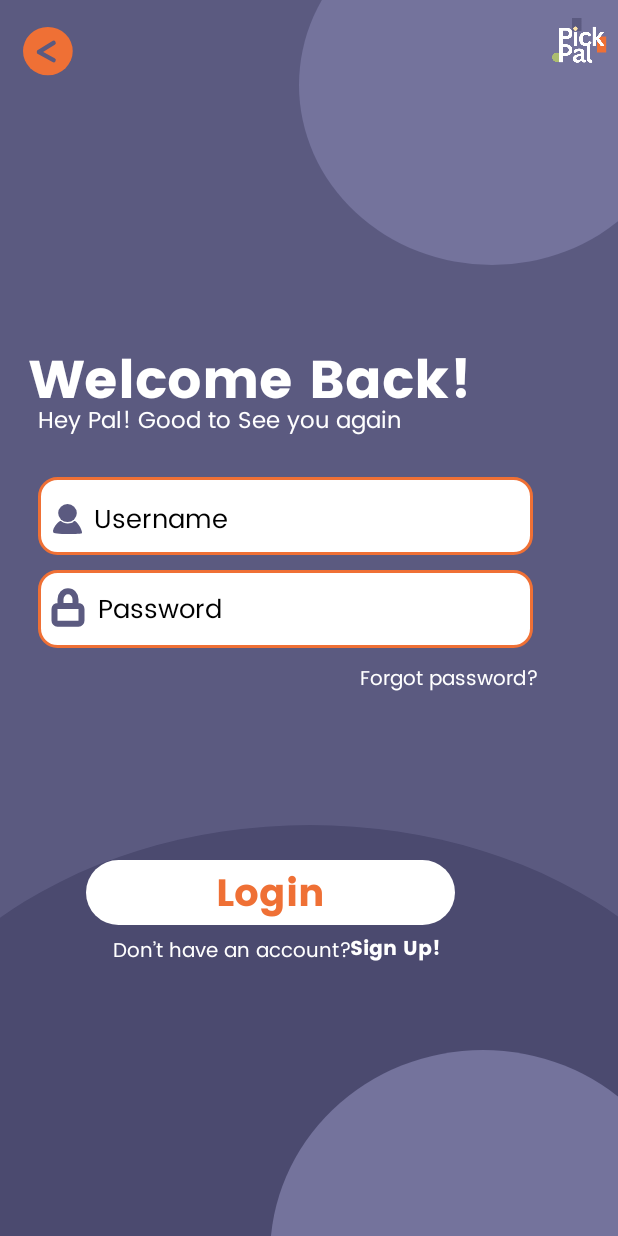
After one commit to abigailwonggg/PickPal, an Android app: the LoginScreen screen opened directly, with no data from a screen before it, on a phone screen of 412 x 824 dp. The commit adds this screen. Run offline under Robolectric (Android 15) with nearby library versions, the phone set to English and light mode, and no system bars.

Commit message:
create login screen.Login button in ws functional.

```diff
--- a/app/src/main/AndroidManifest.xml
+++ b/app/src/main/AndroidManifest.xml
@@ -22,8 +22,9 @@
             </intent-filter>
         </activity>
 
-
-
+        <activity
+            android:name=".LoginScreen"
+            android:exported="false" />
     </application>
 
 </manifest>
--- /dev/null
+++ b/app/src/main/java/com/mobdeve/s17/AAAJATTERY/PickPal/LoginScreen.java
@@ -0,0 +1,29 @@
+package com.mobdeve.s17.AAAJATTERY.PickPal;
+
+import android.os.Bundle;
+import android.view.View;
+import android.widget.ImageView;
+
+public class LoginScreen extends MainActivity {
+    @Override
+    protected void onCreate(Bundle savedInstanceState) {
+        super.onCreate(savedInstanceState);
+        setContentView(R.layout.container_login);
+
+        // Find the back button by its ID
+        ImageView backButton = findViewById(R.id.img_back_button);
+
+        // Set an OnClickListener to the back button
+        backButton.setOnClickListener(new View.OnClickListener() {
+            @Override
+            public void onClick(View v) {
+                finish();
+            }
+        });
+    }
+
+    @Override
+    protected void onViewCreated() {
+        // Additional view setup can go here if needed
+    }
+}
--- a/app/src/main/java/com/mobdeve/s17/AAAJATTERY/PickPal/WelcomeScreen.java
+++ b/app/src/main/java/com/mobdeve/s17/AAAJATTERY/PickPal/WelcomeScreen.java
@@ -1,23 +1,32 @@
 package com.mobdeve.s17.AAAJATTERY.PickPal;
 
+import android.content.Intent;
 import android.os.Bundle;
+import android.view.View;
+import android.widget.LinearLayout;
 
-
-public class WelcomeScreen  extends MainActivity {
+public class WelcomeScreen extends MainActivity {
     @Override
     protected void onCreate(Bundle savedInstanceState) {
+        super.onCreate(savedInstanceState);
+        setContentView(R.layout.container_welcome_screen);
 
-        super.onCreate(savedInstanceState);
+        // Find the FrameLayout by its ID
+        LinearLayout loginButton = findViewById(R.id.container_login_button);
+
+        // Set an OnClickListener to the login button
+        loginButton.setOnClickListener(new View.OnClickListener() {
+            @Override
+            public void onClick(View v) {
+                // Start the LoginScreen activity
+                Intent intent = new Intent(WelcomeScreen.this, LoginScreen.class);
+                startActivity(intent);
+            }
+        });
+
     }
 
     @Override
     protected void onViewCreated() {
-
-    }
-
-
-    private int dp2px(double dpValue) {
-        final float scale = getResources().getDisplayMetrics().density;
-        return (int) (dpValue * scale + 0.5f);
     }
 }
--- /dev/null
+++ b/app/src/main/res/drawable/container_email_address_box.xml
@@ -0,0 +1,6 @@
+<?xml version="1.0" encoding="utf-8"?>
+
+<shape xmlns:android="http://schemas.android.com/apk/res/android"
+  android:shape="rectangle">
+    <corners android:radius="12dp" />
+</shape>
--- /dev/null
+++ b/app/src/main/res/drawable/container_group2.xml
@@ -0,0 +1,6 @@
+<?xml version="1.0" encoding="utf-8"?>
+
+<shape xmlns:android="http://schemas.android.com/apk/res/android"
+  android:shape="rectangle">
+    <corners android:radius="12dp" />
+</shape>
--- /dev/null
+++ b/app/src/main/res/drawable/container_group3.xml
@@ -0,0 +1,6 @@
+<?xml version="1.0" encoding="utf-8"?>
+
+<shape xmlns:android="http://schemas.android.com/apk/res/android"
+  android:shape="rectangle">
+    <corners android:radius="25dp" />
+</shape>
--- /dev/null
+++ b/app/src/main/res/drawable/container_login.xml
@@ -0,0 +1,6 @@
+<?xml version="1.0" encoding="utf-8"?>
+
+<shape xmlns:android="http://schemas.android.com/apk/res/android"
+  android:shape="rectangle">
+    <solid android:color="#FF5B5A80" />
+</shape>
--- /dev/null
+++ b/app/src/main/res/drawable/container_password_box.xml
@@ -0,0 +1,6 @@
+<?xml version="1.0" encoding="utf-8"?>
+
+<shape xmlns:android="http://schemas.android.com/apk/res/android"
+  android:shape="rectangle">
+    <corners android:radius="12dp" />
+</shape>
--- /dev/null
+++ b/app/src/main/res/drawable/img_back_button.xml
@@ -0,0 +1,5 @@
+<vector xmlns:android="http://schemas.android.com/apk/res/android" android:width="35.00dp" android:height="34.00dp" android:viewportWidth="35" android:viewportHeight="34">
+    <path android:fillColor="#FFEF7035" android:pathData="M17.07 0a17.07 16.73 0 1 0 0 33.46 17.07 16.73 0 1 0 0-33.46z"/>
+    <path android:strokeColor="#FF5B5A80" android:strokeWidth="3" android:strokeLineCap="round" android:pathData="M11 17.24L21 11"/>
+    <path android:strokeColor="#FF5B5A80" android:strokeWidth="3" android:strokeLineCap="round" android:pathData="M11 17.5L21 23"/>
+</vector>
--- /dev/null
+++ b/app/src/main/res/drawable/img_ellipse1.xml
@@ -0,0 +1,6 @@
+<?xml version="1.0" encoding="utf-8"?>
+
+<shape xmlns:android="http://schemas.android.com/apk/res/android"
+  android:shape="oval">
+    <solid android:color="#FF74739C" /><corners android:radius="128.5dp" />
+</shape>
--- /dev/null
+++ b/app/src/main/res/drawable/img_ellipse2.xml
@@ -0,0 +1,6 @@
+<?xml version="1.0" encoding="utf-8"?>
+
+<shape xmlns:android="http://schemas.android.com/apk/res/android"
+  android:shape="oval">
+    <solid android:color="#FF4B4A6F" /><corners android:radius="265dp" />
+</shape>
--- /dev/null
+++ b/app/src/main/res/drawable/img_ellipse3.xml
@@ -0,0 +1,6 @@
+<?xml version="1.0" encoding="utf-8"?>
+
+<shape xmlns:android="http://schemas.android.com/apk/res/android"
+  android:shape="oval">
+    <solid android:color="#FF74739C" /><corners android:radius="142dp" />
+</shape>
--- /dev/null
+++ b/app/src/main/res/drawable/img_email_address_box.xml
@@ -0,0 +1,6 @@
+<?xml version="1.0" encoding="utf-8"?>
+
+<shape xmlns:android="http://schemas.android.com/apk/res/android"
+  android:shape="rectangle">
+    <solid android:color="#FFFFFFFF" /><stroke android:width="2dp" android:color="#FFEF7035" /><corners android:radius="12dp" />
+</shape>
--- /dev/null
+++ b/app/src/main/res/drawable/img_password_box.xml
@@ -0,0 +1,6 @@
+<?xml version="1.0" encoding="utf-8"?>
+
+<shape xmlns:android="http://schemas.android.com/apk/res/android"
+  android:shape="rectangle">
+    <solid android:color="#FFFFFFFF" /><stroke android:width="2dp" android:color="#FFEF7035" /><corners android:radius="12dp" />
+</shape>
--- /dev/null
+++ b/app/src/main/res/drawable/img_rectangle.xml
@@ -0,0 +1,6 @@
+<?xml version="1.0" encoding="utf-8"?>
+
+<shape xmlns:android="http://schemas.android.com/apk/res/android"
+  android:shape="rectangle">
+    <solid android:color="#FFFFFFFF" /><corners android:radius="25dp" />
+</shape>
--- /dev/null
+++ b/app/src/main/res/drawable/img_user_icon.xml
@@ -0,0 +1,4 @@
+<vector xmlns:android="http://schemas.android.com/apk/res/android" android:width="19.00dp" android:height="20.00dp" android:viewportWidth="19" android:viewportHeight="20">
+    <path android:fillColor="#FF5B5A80" android:pathData="M13.48 11.63c-1.5 2.04-7.03 1.46-8.05-0.05-1.01-1.51-4.65 3.58-5.08 5.03-0.42 1.46-0.5 1.51 0 2.52 0.5 1 16.18 1.06 18.21 0.56 2.04-0.5-3.59-10.1-5.08-8.06Z"/>
+    <path android:fillColor="#FF5B5A80" android:pathData="M9.5 0a6.1 6.04 0 1 0 0 12.08A6.1 6.04 0 1 0 9.5 0z"/>
+</vector>
--- /dev/null
+++ b/app/src/main/res/drawable/lock_icon.xml
@@ -0,0 +1,3 @@
+<vector xmlns:android="http://schemas.android.com/apk/res/android" android:width="24.00dp" android:height="26.00dp" android:viewportWidth="24" android:viewportHeight="26">
+    <path android:strokeColor="#FF5B5A80" android:strokeWidth="4" android:strokeLineCap="round" android:strokeLineJoin="round" android:pathData="M7 11.92V7.58c0-1.43 0.53-2.81 1.46-3.83C9.4 2.74 10.67 2.17 12 2.17s2.6 0.57 3.54 1.58C16.47 4.77 17 6.15 17 7.58v4.34m-12 0h14c1.1 0 2 0.97 2 2.16v7.59c0 1.2-0.9 2.16-2 2.16H5c-1.1 0-2-0.97-2-2.16v-7.59c0-1.2 0.9-2.16 2-2.16Z"/>
+</vector>
--- /dev/null
+++ b/app/src/main/res/layout/container_login.xml
@@ -0,0 +1,290 @@
+<?xml version="1.0" encoding="utf-8"?>
+
+<FrameLayout
+    xmlns:android="http://schemas.android.com/apk/res/android"
+    xmlns:app="http://schemas.android.com/apk/res-auto"
+    xmlns:tools="http://schemas.android.com/tools"
+    android:id="@+id/container_login"
+    android:layout_width="match_parent"
+    android:layout_height="match_parent"
+    android:background="@drawable/container_login">
+
+    <!-- Ellipses on the bg -->
+    <ImageView
+        android:id="@+id/img_ellipse1"
+        android:layout_width="257dp"
+        android:layout_height="240dp"
+        android:layout_marginLeft="199dp"
+        android:layout_marginTop="-63dp"
+        android:layout_gravity="top|left"
+        android:background="@drawable/img_ellipse1"
+        android:scaleType="centerInside" />
+
+    <ImageView
+        android:id="@+id/img_ellipse2"
+        android:layout_width="600dp"
+        android:layout_height="450dp"
+        android:layout_marginLeft="-93dp"
+        android:layout_marginTop="550dp"
+        android:layout_gravity="top|left"
+        android:background="@drawable/img_ellipse2"
+        android:scaleType="centerInside" />
+
+    <ImageView
+        android:id="@+id/img_ellipse3"
+        android:layout_width="284dp"
+        android:layout_height="273dp"
+        android:layout_marginLeft="180dp"
+        android:layout_marginTop="700dp"
+        android:layout_gravity="top|left"
+        android:background="@drawable/img_ellipse3"
+        android:scaleType="centerInside" />
+
+    <!-- PickPal Logo  -->
+    <ImageView
+        android:id="@+id/image_pick_pal_logo"
+        android:layout_width="55dp"
+        android:layout_height="55dp"
+        android:layout_gravity="left"
+        android:layout_marginLeft="360dp"
+        android:layout_marginTop="2dp"
+        android:layout_marginBottom="729dp"
+        android:scaleType="centerInside"
+        android:src="@drawable/pickpal_logo" />
+
+    <!--back button-->
+    <ImageView
+        android:id="@+id/img_back_button"
+        android:layout_width="34.13dp"
+        android:layout_height="33.45dp"
+        android:layout_marginLeft="15dp"
+        android:layout_marginTop="18dp"
+        android:layout_gravity="top|left"
+        android:scaleType="centerInside"
+        android:src="@drawable/img_back_button" />
+    <!-- Welcome Back Text -->
+    <TextView
+        android:id="@+id/txt_welcome_back"
+        android:layout_width="match_parent"
+        android:layout_height="58dp"
+        android:layout_marginLeft="19dp"
+        android:layout_marginTop="224dp"
+        android:layout_marginBottom="518dp"
+        android:gravity="left|center_vertical"
+        android:includeFontPadding="false"
+        android:maxLines="1"
+        android:singleLine="true"
+        android:text="Welcome Back!"
+        android:fontFamily="@font/poppins_bold"
+        android:textColor="#FFFFFFFF"
+        android:textSize="35dp" />
+
+    <TextView
+        android:id="@+id/txt_hey_pal"
+        android:layout_width="wrap_content"
+        android:layout_height="40dp"
+        android:layout_marginLeft="25dp"
+        android:layout_marginTop="260dp"
+        android:layout_gravity="top|left"
+        android:gravity="left|center_vertical"
+        android:includeFontPadding="false"
+        android:lineHeight="40dp"
+        android:maxLines="1"
+        android:text="Hey Pal! Good to See you again"
+        android:fontFamily="@font/poppins_regular"
+        android:textColor="#FFFFFFFF"
+        android:textSize="15dp" />
+
+    <!-- Forgot Password Text -->
+    <TextView
+        android:id="@+id/txt_forgot_password"
+        android:layout_width="wrap_content"
+        android:layout_height="40dp"
+        android:layout_marginLeft="240dp"
+        android:layout_marginTop="432dp"
+        android:layout_gravity="top|left"
+        android:gravity="left|center_vertical"
+        android:includeFontPadding="false"
+        android:lineHeight="40dp"
+        android:maxLines="1"
+        android:text="Forgot password?"
+        android:fontFamily="@font/poppins_regular"
+        android:textColor="#FFFFFFFF"
+        android:textSize="13dp" />
+
+    <!-- Sign Up -->
+    <TextView
+        android:id="@+id/txt_dont_have_account"
+        android:layout_width="wrap_content"
+        android:layout_height="40dp"
+        android:layout_marginLeft="75dp"
+        android:layout_marginTop="613dp"
+        android:layout_gravity="top|left"
+        android:gravity="left|center_vertical"
+        android:includeFontPadding="false"
+        android:lineHeight="40dp"
+        android:maxLines="1"
+        android:text="Don’t have an account? "
+        android:fontFamily="@font/poppins_regular"
+        android:textColor="#FFFFFFFF"
+        android:textSize="13dp" />
+
+    <TextView
+        android:id="@+id/txt_sign_up"
+        android:layout_width="wrap_content"
+        android:layout_height="40dp"
+        android:layout_marginLeft="233dp"
+        android:layout_marginTop="612dp"
+        android:layout_gravity="top|left"
+        android:gravity="left|center_vertical"
+        android:includeFontPadding="false"
+        android:lineHeight="40dp"
+        android:maxLines="1"
+        android:text="Sign Up!"
+        android:fontFamily="@font/poppins_bold"
+        android:textColor="#FFFFFFFF"
+        android:textSize="13dp" />
+
+    <!-- Username Input -->
+    <FrameLayout
+        android:id="@+id/container_username_input"
+        android:layout_width="330.12dp"
+        android:layout_height="52.17dp"
+        android:layout_marginLeft="25dp"
+        android:layout_marginTop="318dp"
+        android:layout_gravity="top|left">
+
+        <FrameLayout
+            android:id="@+id/container_email_address_box"
+            android:layout_width="match_parent"
+            android:layout_height="match_parent"
+            android:background="@drawable/container_email_address_box">
+
+            <ImageView
+                android:id="@+id/img_email_address_box"
+                android:layout_width="match_parent"
+                android:layout_height="match_parent"
+                android:background="@drawable/img_email_address_box"
+                android:scaleType="centerCrop" />
+
+            <TextView
+                android:id="@+id/txt_username"
+                android:layout_width="wrap_content"
+                android:layout_height="26dp"
+                android:layout_marginLeft="37dp"
+                android:layout_marginTop="15dp"
+                android:layout_marginBottom="11.17dp"
+                android:layout_gravity="left"
+                android:gravity="center_horizontal|center_vertical"
+                android:includeFontPadding="false"
+                android:maxLines="1"
+                android:singleLine="true"
+                android:text="Username"
+                android:fontFamily="@font/poppins_regular"
+                android:textColor="#FF000000"
+                android:textSize="17dp" />
+        </FrameLayout>
+
+        <ImageView
+            android:id="@+id/img_user_icon"
+            android:layout_width="19dp"
+            android:layout_height="20dp"
+            android:layout_marginLeft="10dp"
+            android:layout_marginTop="18dp"
+            android:layout_marginBottom="14.17dp"
+            android:layout_gravity="left"
+            android:scaleType="centerInside"
+            android:src="@drawable/img_user_icon" />
+    </FrameLayout>
+
+    <!-- Password Input -->
+    <FrameLayout
+        android:id="@+id/container_group1"
+        android:layout_width="330.12dp"
+        android:layout_height="52.17dp"
+        android:layout_marginLeft="25dp"
+        android:layout_marginTop="380dp"
+        android:layout_gravity="top|left">
+
+        <FrameLayout
+            android:id="@+id/container_group2"
+            android:layout_width="match_parent"
+            android:layout_height="match_parent"
+            android:background="@drawable/container_group2">
+
+            <FrameLayout
+                android:id="@+id/container_password_box"
+                android:layout_width="match_parent"
+                android:layout_height="match_parent"
+                android:background="@drawable/container_password_box">
+
+                <ImageView
+                    android:id="@+id/img_password_box"
+                    android:layout_width="match_parent"
+                    android:layout_height="match_parent"
+                    android:background="@drawable/img_password_box"
+                    android:scaleType="centerCrop" />
+
+                <TextView
+                    android:id="@+id/txt_password"
+                    android:layout_width="wrap_content"
+                    android:layout_height="26dp"
+                    android:layout_marginLeft="40dp"
+                    android:layout_marginTop="13dp"
+                    android:layout_gravity="top|left"
+                    android:gravity="center_horizontal|center_vertical"
+                    android:includeFontPadding="false"
+                    android:maxLines="1"
+                    android:singleLine="true"
+                    android:text="Password"
+                    android:fontFamily="@font/poppins_regular"
+                    android:textColor="#FF000000"
+                    android:textSize="17dp" />
+            </FrameLayout>
+        </FrameLayout>
+
+        <ImageView
+            android:id="@+id/img_group"
+            android:layout_width="24dp"
+            android:layout_height="26dp"
+            android:layout_marginLeft="8dp"
+            android:layout_marginTop="12dp"
+            android:layout_gravity="top|left"
+            android:scaleType="centerInside"
+            android:src="@drawable/lock_icon" />
+    </FrameLayout>
+
+    <!-- Login Button -->
+    <FrameLayout
+        android:id="@+id/container_group3"
+        android:layout_width="246dp"
+        android:layout_height="43dp"
+        android:layout_marginLeft="57dp"
+        android:layout_marginTop="573dp"
+        android:layout_gravity="top|left"
+        android:background="@drawable/container_group3">
+
+        <ImageView
+            android:id="@+id/img_rectangle"
+            android:layout_width="match_parent"
+            android:layout_height="match_parent"
+            android:background="@drawable/img_rectangle"
+            android:scaleType="centerCrop" />
+
+        <TextView
+            android:id="@+id/txt_login"
+            android:layout_width="wrap_content"
+            android:layout_height="wrap_content"
+            android:layout_gravity="center"
+            android:gravity="center"
+            android:fontFamily="@font/poppins_bold"
+            android:includeFontPadding="false"
+            android:lineHeight="40dp"
+            android:maxLines="1"
+            android:text="Login"
+            android:textColor="#FFEF7035"
+            android:textSize="25dp" />
+
+    </FrameLayout>
+
+</FrameLayout>
```
